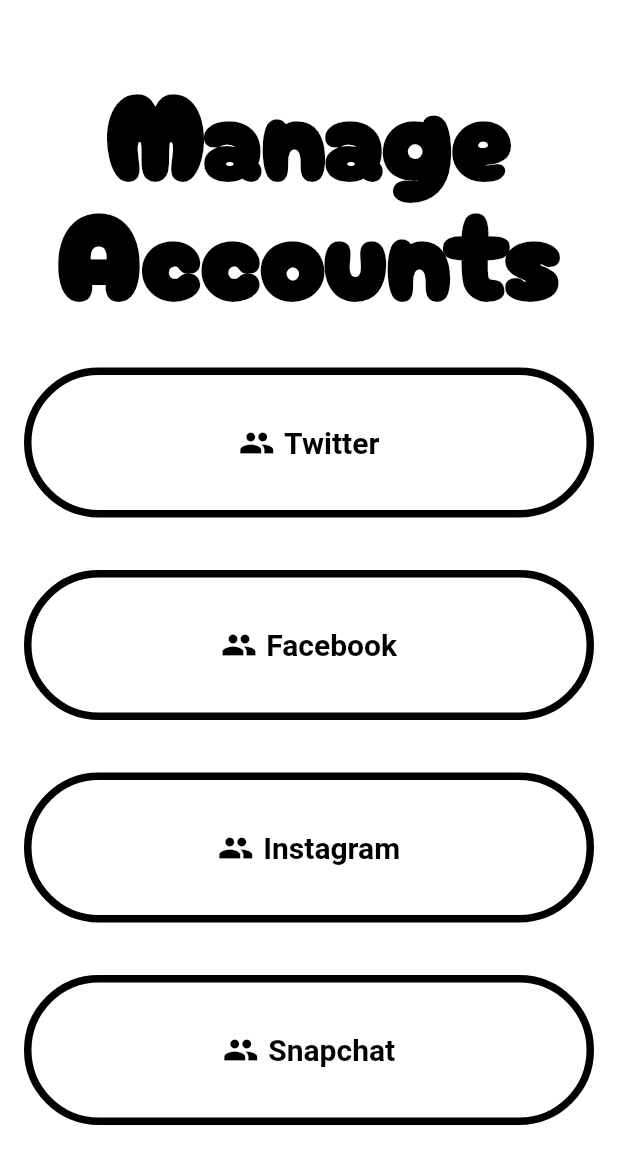
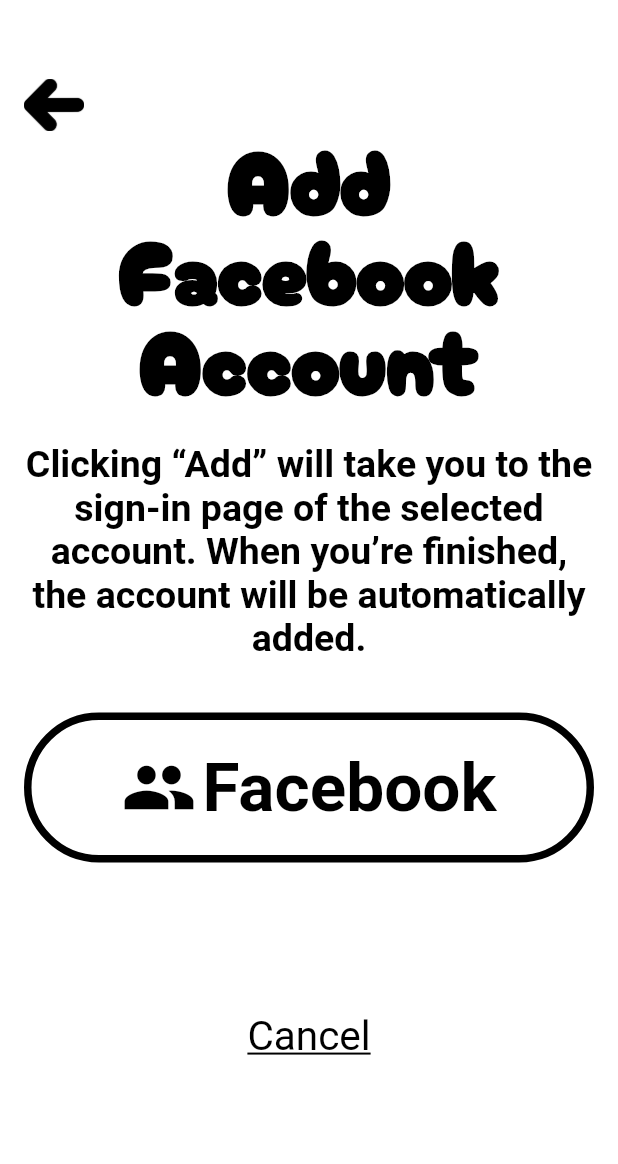
Before and after one commit to LionelQuintanilla/CECS_491A_Senior_Project, a Flutter app: the ManageAccounts screen opened directly, after a tap on "Facebook", on a phone screen of 412 x 824 dp. Shown: the top 1164 px of the screen. Run offline on Flutter 3.47's test engine with Material 2 defaults, Android fonts, the light colour scheme and no system bars; our stand-ins replace firebase_auth, firebase_core, lottie; missing offline and left inert: flutter_overlay_loader, twitter_api_v2, twitter_oauth2_pkce; accounts and stored records are empty.

Commit message:
Added framework for facebook account page

```diff
--- a/firebasetest/lib/routes.dart
+++ b/firebasetest/lib/routes.dart
@@ -1,5 +1,6 @@
 import 'package:firebasetest/screens/create_post.dart';
 import 'package:firebasetest/screens/customer_support.dart';
+import 'package:firebasetest/screens/facebook_add.dart';
 import 'package:firebasetest/screens/instagram_add.dart';
 import 'package:firebasetest/screens/verification_screen.dart';
 
@@ -39,6 +40,9 @@
       case InstagramAdd.id:
         return MaterialPageRoute(builder: (_) => const InstagramAdd());
 
+      case FacebookAdd.id:
+        return MaterialPageRoute(builder: (_) => const FacebookAdd());
+
       case VerifyScreen.id:
         return MaterialPageRoute(builder: (_) => const VerifyScreen());
       default:
--- /dev/null
+++ b/firebasetest/lib/screens/facebook_add.dart
@@ -0,0 +1,174 @@
+import 'package:firebasetest/screens/verification_screen.dart';
+
+import '/components/custom_button.dart';
+import '/components/custom_textfield.dart';
+import '/components/snackbar.dart';
+import '/core/authentication_service.dart';
+import '/core/firebase_exceptions.dart';
+import '/screens/login.dart';
+import '/utils/loader.dart';
+import '/utils/validator.dart';
+import 'package:flutter/material.dart';
+
+import 'package:twitter_api_v2/twitter_api_v2.dart';
+import 'package:twitter_oauth2_pkce/twitter_oauth2_pkce.dart';
+
+import 'dart:async';
+import 'dart:io';
+
+class FacebookAdd extends StatefulWidget{
+  static const String id = 'facebook_add';
+  const FacebookAdd({Key? key}) : super(key:key);
+
+  @override
+  State<FacebookAdd> createState() => _FacebookAdd();
+
+}
+
+class _FacebookAdd extends State<FacebookAdd>{
+  final _key = GlobalKey<FormState>();
+  final _emailController = TextEditingController();
+
+  String? _accessToken;
+  String? _refreshToken;
+
+  @override
+  void dispose(){
+    _emailController.dispose();
+    super.dispose();
+  }
+
+  @override
+  Widget build(BuildContext context){
+    var size = MediaQuery.of(context).size;
+    return Scaffold(
+      body: Container(
+          width: size.width,
+          height: size.height,
+          color: Colors.white,
+          child: SingleChildScrollView(
+            child: Padding(
+              padding: const EdgeInsets.only(
+                  left: 16.0,right: 16.0, top: 50.0, bottom: 25.0),
+              child: Form(
+                key: _key,
+                child: Column(
+                  crossAxisAlignment: CrossAxisAlignment.start,
+                  mainAxisSize: MainAxisSize.min,
+                  children: [
+                    GestureDetector(
+                        onTap: () => Navigator.pop(context),
+                        child: Image.asset('assets/images/backArrow.png',
+                            height: 40,
+                            width: 40)
+                    ),
+                    const Align(
+                      child:
+                      Text(
+                        'Add Facebook',
+                        style: TextStyle(
+                          fontFamily: 'Cherry',
+                          fontSize: 60,
+                          fontWeight: FontWeight.bold,
+                          color: Colors.black,
+                        ),
+                        textAlign: TextAlign.center,
+                      ),
+                    ),
+                    const Align(
+                      child:
+                      Text(
+                        'Account',
+                        style: TextStyle(
+                          fontFamily: 'Cherry',
+                          fontSize: 60,
+                          fontWeight: FontWeight.bold,
+                          color: Colors.black,
+                        ),
+                        textAlign: TextAlign.center,
+                      ),
+                    ),
+                    const SizedBox(height: 25),
+                    const Align(
+                      child:
+                      Text(
+                        "Clicking “Add” will take you to the sign-in page of the selected account. When you’re finished, the account will be automatically added.",
+                        style: TextStyle(
+                          fontSize: 25.0,
+                          fontWeight: FontWeight.bold,
+                          color: Colors.black,
+                        ),
+                        textAlign: TextAlign.center,
+                      ),
+                    ),
+                    const SizedBox(height: 35),
+                    OutlinedButton.icon(
+                      onPressed: () {},
+                      icon: const Icon(
+                        Icons.people,
+                        size: 50.0,
+                      ),
+                      label: const Text('Facebook'),
+                      style: OutlinedButton.styleFrom(
+                        //Button size in order to take up the whole screen
+                        minimumSize: const Size.fromHeight(100),
+                        shape: const StadiumBorder(),
+                        //colors
+                        backgroundColor: Colors.white,
+                        foregroundColor: Colors.black,
+                        //width of the border for our button
+                        side: const BorderSide(width: 5.0, color: Colors.black),
+                        //centers text
+                        alignment: Alignment.center,
+                        textStyle: const TextStyle(fontWeight: FontWeight.bold,fontSize: 45.0),
+                      ),
+                    ),
+                    /*Text('Access Token: $_accessToken'),
+                    Text('Refresh Token: $_refreshToken'),
+                    ElevatedButton(
+                      onPressed: () async {
+                        final oauth2 = TwitterOAuth2Client(
+                          clientId: 'WlJRWEF0Tm1PeGlnMy1wclljakI6MTpjaQ',
+                          clientSecret: '-b-Xr9HBV74Lqqie51-nep9OaHodODIvyF_I7RsUKXu9NUQiMh',
+                          redirectUri: 'org.example.android.oauth://callback/',
+                          customUriScheme: 'org.example.android.oauth',
+                        );
+
+                        final response = await oauth2.executeAuthCodeFlowWithPKCE(
+                          scopes: Scope.values,
+                        );
+
+                        super.setState(() {
+                          _accessToken = response.accessToken;
+                          _refreshToken = response.refreshToken;
+                        });
+                      },
+                      child: const Text('Add'),
+                    ),*/
+                    const SizedBox(height:100),
+                    GestureDetector(
+                        onTap: () => Navigator.pop(context),
+                        child: Align(
+                          alignment: Alignment.center,
+                          child: RichText(
+                            textScaleFactor: .9,
+                            text: const TextSpan(
+                                text: "Cancel",
+                                style: TextStyle(
+                                  decoration: TextDecoration.underline,
+                                  color: Colors.black,
+                                  fontSize: 30,
+                                )
+                            ),
+                          ),
+                        )
+                    )
+                  ],
+                ),
+              ),
+            ),
+          )
+      ),
+    );
+  }
+}
--- a/firebasetest/lib/screens/manage_accounts.dart
+++ b/firebasetest/lib/screens/manage_accounts.dart
@@ -7,6 +7,7 @@
 import '/screens/manage_accounts.dart';
 import '/screens/twitter_add.dart';
 import '/screens/instagram_add.dart';
+import '/screens/facebook_add.dart';
 
 class ManageAccounts extends StatelessWidget {
   const ManageAccounts({Key? key}) : super(key: key);
@@ -62,7 +63,7 @@
                     ),
                     const SizedBox(height: 35),
                     OutlinedButton.icon(
-                      onPressed: () => Navigator.pushNamed(context, ManageAccounts.id),
+                      onPressed: () => Navigator.pushNamed(context, FacebookAdd.id),
                       icon: const Icon(
                         Icons.people,
                         size: 24.0,
```
